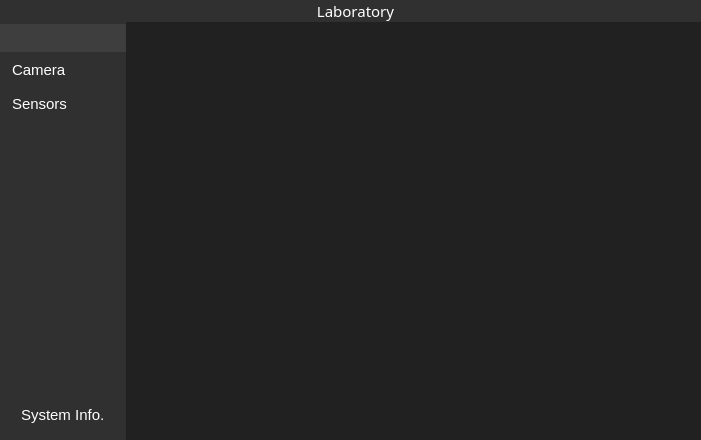
The window that interface.ui (ChrisWSR/IntefaceRRMUDGspace) describes before a commit, drawn with Qt 5.
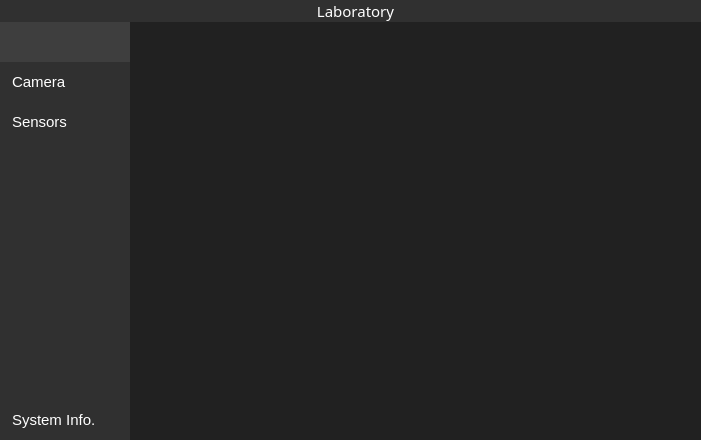
The same window after the commit. Icons and pictures are not drawn.

Commit message: leftMenu - button Style

```diff
--- a/interface.ui
+++ b/interface.ui
@@ -453,28 +453,22 @@
              <property name="bottomMargin">
               <number>0</number>
              </property>
-             <item alignment="Qt::AlignTop">
-              <widget class="QFrame" name="sectionsMenuFrame">
-               <property name="sizePolicy">
-                <sizepolicy hsizetype="Preferred" vsizetype="Minimum">
-                 <horstretch>0</horstretch>
-                 <verstretch>0</verstretch>
-                </sizepolicy>
-               </property>
+             <item>
+              <widget class="QGroupBox" name="menuSectionGroup">
                <property name="minimumSize">
                 <size>
-                 <width>0</width>
-                 <height>130</height>
+                 <width>130</width>
+                 <height>120</height>
                 </size>
                </property>
-               <property name="layoutDirection">
-                <enum>Qt::LeftToRight</enum>
+               <property name="maximumSize">
+                <size>
+                 <width>16777215</width>
+                 <height>120</height>
+                </size>
                </property>
-               <property name="frameShape">
-                <enum>QFrame::StyledPanel</enum>
-               </property>
-               <property name="frameShadow">
-                <enum>QFrame::Raised</enum>
+               <property name="title">
+                <string/>
                </property>
                <layout class="QVBoxLayout" name="verticalLayout_4">
                 <property name="spacing">
@@ -494,6 +488,18 @@
                 </property>
                 <item>
                  <widget class="QPushButton" name="homeBtn">
+                  <property name="minimumSize">
+                   <size>
+                    <width>50</width>
+                    <height>40</height>
+                   </size>
+                  </property>
+                  <property name="baseSize">
+                   <size>
+                    <width>0</width>
+                    <height>0</height>
+                   </size>
+                  </property>
                   <property name="styleSheet">
                    <string notr="true">background-color: #3E3E3E</string>
                   </property>
@@ -506,14 +512,20 @@
                   </property>
                   <property name="iconSize">
                    <size>
-                    <width>24</width>
-                    <height>24</height>
+                    <width>20</width>
+                    <height>20</height>
                    </size>
                   </property>
                  </widget>
                 </item>
                 <item>
                  <widget class="QPushButton" name="cameraBtn">
+                  <property name="minimumSize">
+                   <size>
+                    <width>50</width>
+                    <height>40</height>
+                   </size>
+                  </property>
                   <property name="font">
                    <font>
                     <pointsize>11</pointsize>
@@ -527,6 +539,12 @@
                   <property name="text">
                    <string>Camera</string>
                   </property>
+                  <property name="iconSize">
+                   <size>
+                    <width>24</width>
+                    <height>24</height>
+                   </size>
+                  </property>
                  </widget>
                 </item>
                 <item>
@@ -537,6 +555,12 @@
                     <verstretch>0</verstretch>
                    </sizepolicy>
                   </property>
+                  <property name="minimumSize">
+                   <size>
+                    <width>50</width>
+                    <height>40</height>
+                   </size>
+                  </property>
                   <property name="font">
                    <font>
                     <pointsize>11</pointsize>
@@ -548,12 +572,11 @@
                   <property name="text">
                    <string>Sensors</string>
                   </property>
-                 </widget>
-                </item>
-                <item>
-                 <widget class="QPushButton" name="rocksBdBtn">
-                  <property name="text">
-                   <string/>
+                  <property name="iconSize">
+                   <size>
+                    <width>24</width>
+                    <height>24</height>
+                   </size>
                   </property>
                  </widget>
                 </item>
@@ -587,7 +610,13 @@
                <property name="minimumSize">
                 <size>
                  <width>0</width>
-                 <height>50</height>
+                 <height>40</height>
+                </size>
+               </property>
+               <property name="maximumSize">
+                <size>
+                 <width>16777215</width>
+                 <height>40</height>
                 </size>
                </property>
                <property name="frameShape">
@@ -597,8 +626,29 @@
                 <enum>QFrame::Raised</enum>
                </property>
                <layout class="QVBoxLayout" name="verticalLayout_5">
+                <property name="spacing">
+                 <number>0</number>
+                </property>
+                <property name="leftMargin">
+                 <number>0</number>
+                </property>
+                <property name="topMargin">
+                 <number>0</number>
+                </property>
+                <property name="rightMargin">
+                 <number>0</number>
+                </property>
+                <property name="bottomMargin">
+                 <number>0</number>
+                </property>
                 <item>
                  <widget class="QPushButton" name="systemInfoBtn">
+                  <property name="minimumSize">
+                   <size>
+                    <width>50</width>
+                    <height>40</height>
+                   </size>
+                  </property>
                   <property name="font">
                    <font>
                     <pointsize>11</pointsize>
```
The commit also changes 3 other files.
